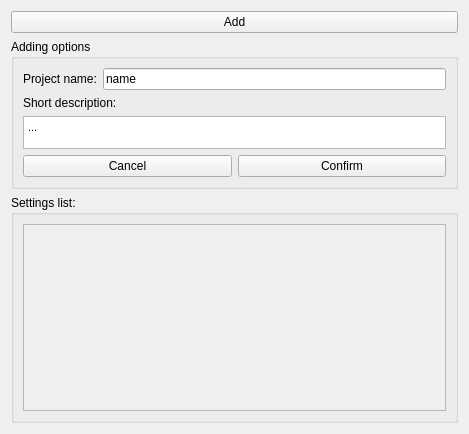
First picture: the form in Sources/formsettingscontainer.ui, repository kmkolasinski/AwesomeBump, before the edit.
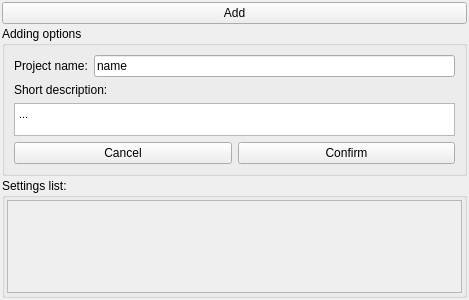
Second picture: the form after the edit.

Diff of the .ui file:
```diff
--- a/Sources/formsettingscontainer.ui
+++ b/Sources/formsettingscontainer.ui
@@ -7,13 +7,37 @@
     <x>0</x>
     <y>0</y>
     <width>469</width>
-    <height>434</height>
+    <height>300</height>
    </rect>
   </property>
+  <property name="maximumSize">
+   <size>
+    <width>16777215</width>
+    <height>300</height>
+   </size>
+  </property>
   <property name="windowTitle">
    <string>Settings Manager</string>
   </property>
   <layout class="QVBoxLayout" name="verticalLayout">
+   <property name="spacing">
+    <number>2</number>
+   </property>
+   <property name="sizeConstraint">
+    <enum>QLayout::SetMaximumSize</enum>
+   </property>
+   <property name="leftMargin">
+    <number>2</number>
+   </property>
+   <property name="topMargin">
+    <number>2</number>
+   </property>
+   <property name="rightMargin">
+    <number>2</number>
+   </property>
+   <property name="bottomMargin">
+    <number>2</number>
+   </property>
    <item>
     <widget class="QPushButton" name="pushButtonAddNew">
      <property name="text">
@@ -117,6 +141,21 @@
       <string>Settings list:</string>
      </property>
      <layout class="QVBoxLayout" name="verticalLayout_2">
+      <property name="spacing">
+       <number>2</number>
+      </property>
+      <property name="leftMargin">
+       <number>2</number>
+      </property>
+      <property name="topMargin">
+       <number>2</number>
+      </property>
+      <property name="rightMargin">
+       <number>2</number>
+      </property>
+      <property name="bottomMargin">
+       <number>2</number>
+      </property>
       <item>
        <widget class="QScrollArea" name="scrollAreaSettingsContainer">
         <property name="sizePolicy">
@@ -136,8 +175,8 @@
           <rect>
            <x>0</x>
            <y>0</y>
-           <width>429</width>
-           <height>196</height>
+           <width>457</width>
+           <height>98</height>
           </rect>
          </property>
          <layout class="QVBoxLayout" name="verticalLayout_4">
```
Left out of the diff: 3 changed lines with no effect on the pictures.
